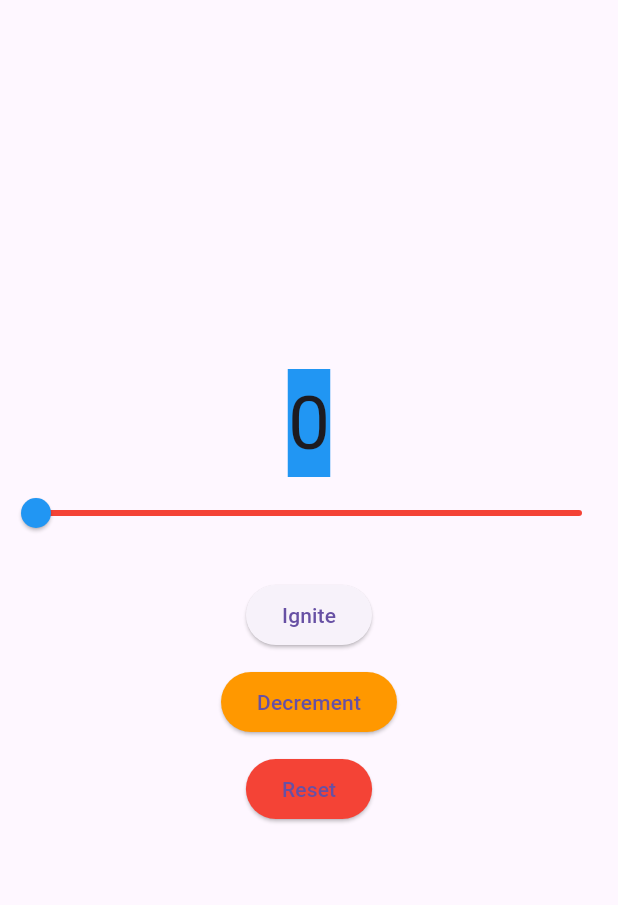
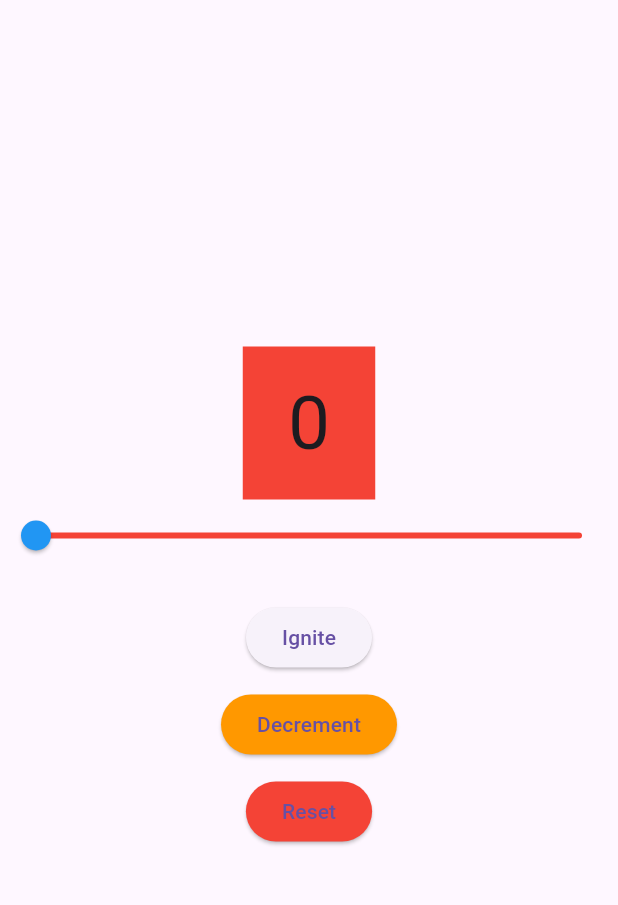
Before and after one commit to floygamadon/act06, a Flutter app: the screen it shows after launch, on a phone screen of 412 x 824 dp, the part 63-968 px from its top. Run offline on Flutter 3.47's test engine with Material 3 defaults, Android fonts, the phone set to English and light mode, and no system bars.

Commit message:
Updated main.dart - Visual Countdown Status

```diff
--- a/lib/main.dart
+++ b/lib/main.dart
@@ -26,6 +26,13 @@ class _CounterWidgetState extends State<CounterWidget> {
   // set counter value
   int _counter = 0;
 
+  // Color changes based on counter value
+  Color _statusColor() {
+    if (_counter == 0) return Colors.red;
+    if (_counter <= 50) return Colors.orange; // yellow/orange zone
+    return Colors.green;
+  }
+
   // Ignite (increase the fuel)
   void _ignite() {
     setState(() {
@@ -53,6 +60,8 @@ class _CounterWidgetState extends State<CounterWidget> {
 
   @override
   Widget build(BuildContext context) {
+    final Color status = _statusColor();
+
     return Scaffold(
       appBar: AppBar(
         title: const Text('Rocket Launch Controller'),
@@ -62,7 +71,8 @@ class _CounterWidgetState extends State<CounterWidget> {
         children: [
           Center(
             child: Container(
-              color: Colors.blue,
+              color: status, // dynamic color changes
+              padding: const EdgeInsets.symmetric(horizontal: 30, vertical: 15),
               child: Text(
                 '$_counter',
                 style: const TextStyle(fontSize: 50.0),
```
